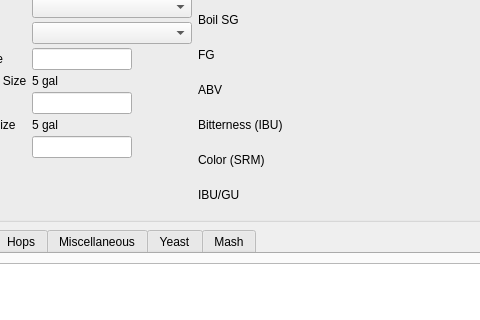
Before: the Qt Designer form ui/mainWindow.ui in Brewtarget/brewtarget, drawn with Qt 5; both pictures show x 112 to 592 and y 173 to 493 of the 746 by 660 pixel window.
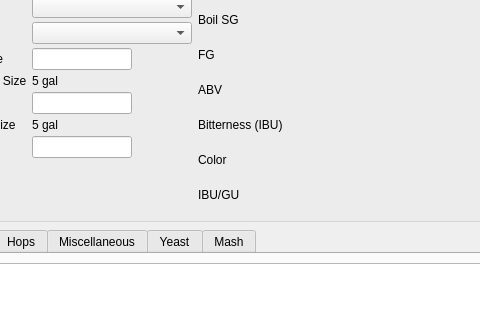
After: the same form once the commit is applied. Icons and pictures are not drawn. Custom widgets are drawn as their Qt base class.

```diff
--- a/ui/mainWindow.ui
+++ b/ui/mainWindow.ui
@@ -390,7 +390,7 @@
              <item row="5" column="0">
               <widget class="QLabel" name="colorSRMLabel">
                <property name="text">
-                <string>Color (SRM)</string>
+                <string>Color</string>
                </property>
               </widget>
              </item>
```
Left out of the diff: 8 changed lines with no effect on the pictures.
